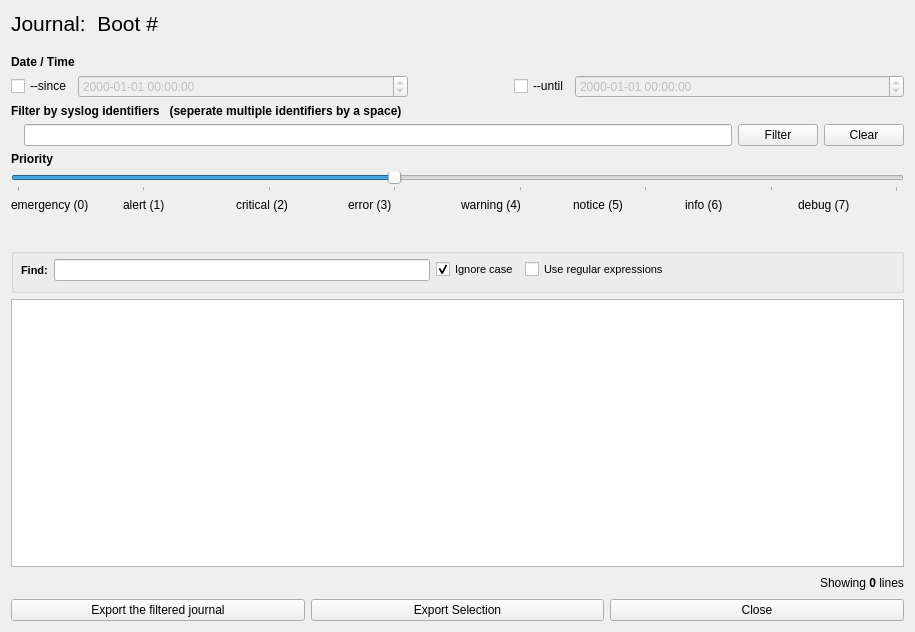
First picture: the form in ui/showbootlog.ui, repository pentix/qjournalctl, before the edit.
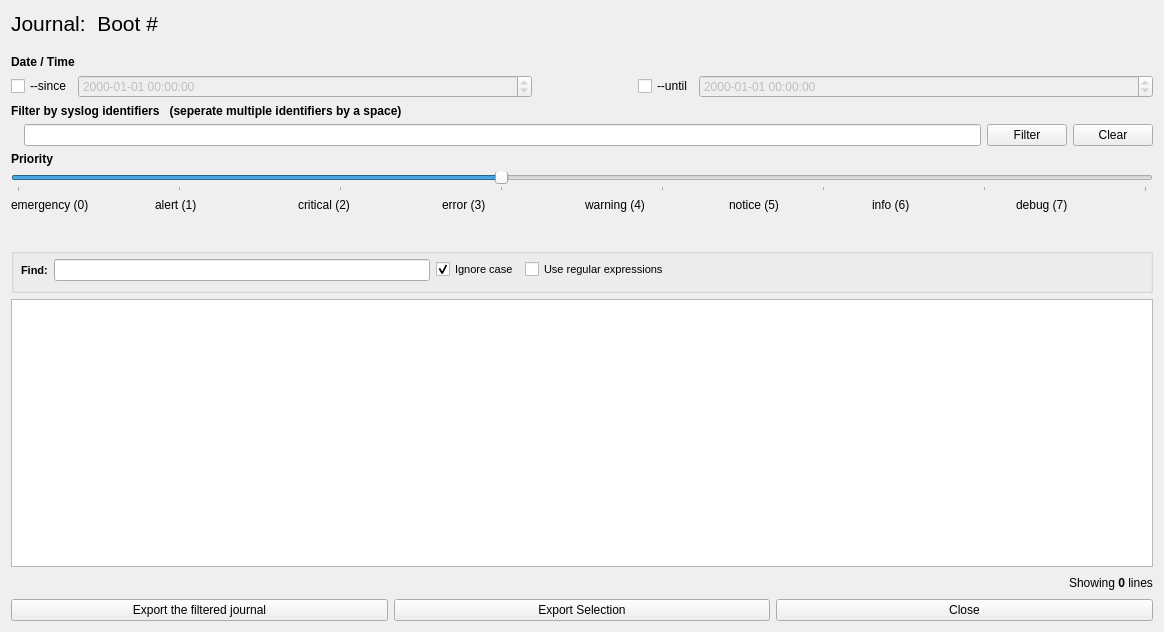
Second picture: the form after the edit. Icons and pictures are not drawn.

Commit message: ShowBootLog: Resized window to increase log readability

```diff
--- a/ui/showbootlog.ui
+++ b/ui/showbootlog.ui
@@ -9,7 +9,7 @@
    <rect>
     <x>0</x>
     <y>0</y>
-    <width>915</width>
+    <width>1164</width>
     <height>632</height>
    </rect>
   </property>
```
